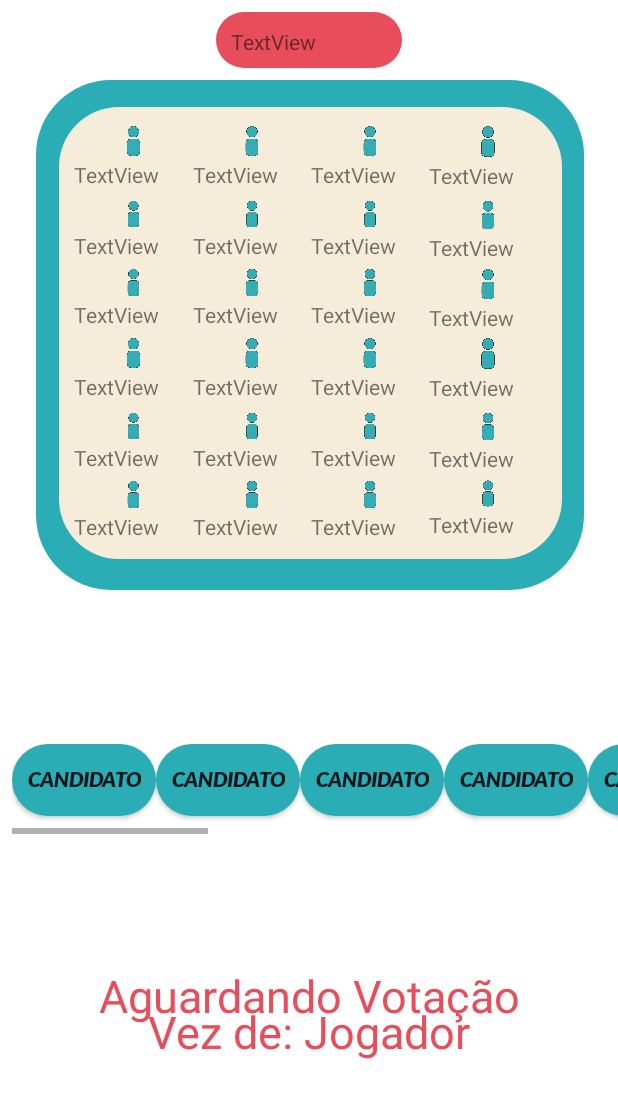
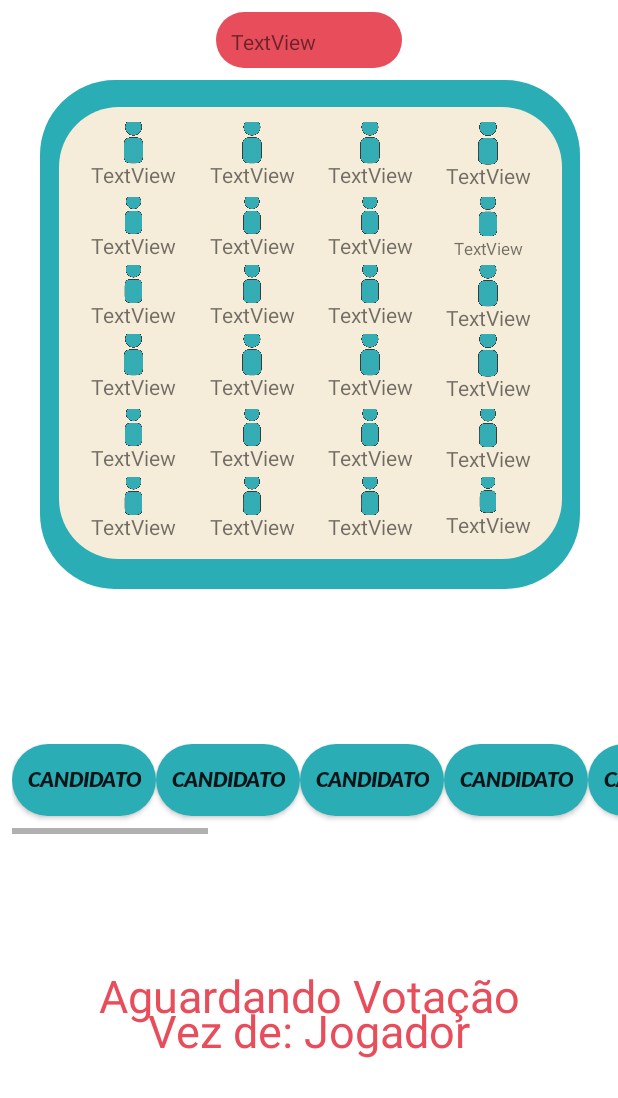
Before and after one commit to AlucardFAS/KingMe-President-Mobile, an Android app: the Principal screen opened directly, with no data from a screen before it, on a phone screen of 412 x 824 dp. Shown: the top 1098 px of the screen. Run offline under Robolectric (Android 15) with nearby library versions, the phone set to English and light mode, and no system bars.

Commit message:
Alterando Design

```diff
--- a/app/src/main/res/layout/activity_principal.xml
+++ b/app/src/main/res/layout/activity_principal.xml
@@ -9,8 +9,8 @@
 
     <android.support.constraint.ConstraintLayout
         android:id="@+id/constraintLayout3"
-        android:layout_width="365dp"
-        android:layout_height="340dp"
+        android:layout_width="360dp"
+        android:layout_height="339dp"
         android:layout_marginStart="8dp"
         android:layout_marginTop="8dp"
         android:layout_marginEnd="8dp"
@@ -51,6 +51,8 @@
                         android:layout_width="match_parent"
                         android:layout_height="match_parent"
                         android:layout_weight="1"
+                        android:scaleX="1.5"
+                        android:scaleY="1.5"
                         android:src="@mipmap/charicon"
                         android:visibility="visible" />
 
@@ -59,7 +61,8 @@
                         android:layout_width="match_parent"
                         android:layout_height="match_parent"
                         android:layout_weight="1"
-                        android:text="TextView" />
+                        android:text="TextView"
+                        android:textAlignment="center" />
                 </LinearLayout>
 
                 <LinearLayout
@@ -73,6 +76,8 @@
                         android:layout_width="match_parent"
                         android:layout_height="match_parent"
                         android:layout_weight="1"
+                        android:scaleX="1.5"
+                        android:scaleY="1.5"
                         android:src="@mipmap/charicon" />
 
                     <TextView
@@ -80,7 +85,8 @@
                         android:layout_width="match_parent"
                         android:layout_height="match_parent"
                         android:layout_weight="1"
-                        android:text="TextView" />
+                        android:text="TextView"
+                        android:textAlignment="center" />
                 </LinearLayout>
 
                 <LinearLayout
@@ -94,6 +100,8 @@
                         android:layout_width="match_parent"
                         android:layout_height="match_parent"
                         android:layout_weight="1"
+                        android:scaleX="1.5"
+                        android:scaleY="1.5"
                         android:src="@mipmap/charicon" />
 
                     <TextView
@@ -101,7 +109,8 @@
                         android:layout_width="match_parent"
                         android:layout_height="match_parent"
                         android:layout_weight="1"
-                        android:text="TextView" />
+                        android:text="TextView"
+                        android:textAlignment="center" />
                 </LinearLayout>
 
                 <LinearLayout
@@ -114,13 +123,16 @@
                         android:id="@+id/imgMinis4"
                         android:layout_width="match_parent"
                         android:layout_height="26dp"
+                        android:scaleX="1.5"
+                        android:scaleY="1.5"
                         android:src="@mipmap/charicon" />
 
                     <TextView
                         android:id="@+id/txtMinis4"
                         android:layout_width="match_parent"
                         android:layout_height="match_parent"
-                        android:text="TextView" />
+                        android:text="TextView"
+                        android:textAlignment="center" />
                 </LinearLayout>
 
             </LinearLayout>
@@ -141,6 +153,8 @@
                         android:layout_width="match_parent"
                         android:layout_height="match_parent"
                         android:layout_weight="1"
+                        android:scaleX="1.5"
+                        android:scaleY="1.5"
                         android:src="@mipmap/charicon"
                         android:visibility="visible" />
 
@@ -149,7 +163,8 @@
                         android:layout_width="match_parent"
                         android:layout_height="match_parent"
                         android:layout_weight="1"
-                        android:text="TextView" />
+                        android:text="TextView"
+                        android:textAlignment="center" />
                 </LinearLayout>
 
                 <LinearLayout
@@ -163,6 +178,8 @@
                         android:layout_width="match_parent"
                         android:layout_height="match_parent"
                         android:layout_weight="1"
+                        android:scaleX="1.5"
+                        android:scaleY="1.5"
                         android:src="@mipmap/charicon" />
 
                     <TextView
@@ -170,7 +187,8 @@
                         android:layout_width="match_parent"
                         android:layout_height="match_parent"
                         android:layout_weight="1"
-                        android:text="TextView" />
+                        android:text="TextView"
+                        android:textAlignment="center" />
                 </LinearLayout>
 
                 <LinearLayout
@@ -184,6 +202,8 @@
                         android:layout_width="match_parent"
                         android:layout_height="match_parent"
                         android:layout_weight="1"
+                        android:scaleX="1.5"
+                        android:scaleY="1.5"
                         android:src="@mipmap/charicon" />
 
                     <TextView
@@ -191,7 +211,8 @@
                         android:layout_width="match_parent"
                         android:layout_height="match_parent"
                         android:layout_weight="1"
-                        android:text="TextView" />
+                        android:text="TextView"
+                        android:textAlignment="center" />
                 </LinearLayout>
 
                 <LinearLayout
@@ -204,13 +225,18 @@
                         android:id="@+id/imgSenador4"
                         android:layout_width="match_parent"
                         android:layout_height="24dp"
+                        android:scaleX="1.5"
+                        android:scaleY="1.5"
                         android:src="@mipmap/charicon" />
 
                     <TextView
                         android:id="@+id/txtSenador4"
                         android:layout_width="match_parent"
                         android:layout_height="match_parent"
-                        android:text="TextView" />
+                        android:scaleX="0.8"
+                        android:scaleY="0.8"
+                        android:text="TextView"
+                        android:textAlignment="center" />
                 </LinearLayout>
 
             </LinearLayout>
@@ -231,6 +257,8 @@
                         android:layout_width="match_parent"
                         android:layout_height="match_parent"
                         android:layout_weight="1"
+                        android:scaleX="1.5"
+                        android:scaleY="1.5"
                         android:src="@mipmap/charicon"
                         android:visibility="visible" />
 
@@ -239,7 +267,8 @@
                         android:layout_width="match_parent"
                         android:layout_height="match_parent"
                         android:layout_weight="1"
-                        android:text="TextView" />
+                        android:text="TextView"
+                        android:textAlignment="center" />
                 </LinearLayout>
 
                 <LinearLayout
@@ -253,6 +282,8 @@
                         android:layout_width="match_parent"
                         android:layout_height="match_parent"
                         android:layout_weight="1"
+                        android:scaleX="1.5"
+                        android:scaleY="1.5"
                         android:src="@mipmap/charicon" />
 
                     <TextView
@@ -260,7 +291,8 @@
                         android:layout_width="match_parent"
                         android:layout_height="match_parent"
                         android:layout_weight="1"
-                        android:text="TextView" />
+                        android:text="TextView"
+                        android:textAlignment="center" />
                 </LinearLayout>
 
                 <LinearLayout
@@ -274,6 +306,8 @@
                         android:layout_width="match_parent"
                         android:layout_height="match_parent"
                         android:layout_weight="1"
+                        android:scaleX="1.5"
+                        android:scaleY="1.5"
                         android:src="@mipmap/charicon" />
 
                     <TextView
@@ -281,7 +315,8 @@
                         android:layout_width="match_parent"
                         android:layout_height="match_parent"
                         android:layout_weight="1"
-                        android:text="TextView" />
+                        android:text="TextView"
+                        android:textAlignment="center" />
                 </LinearLayout>
 
                 <LinearLayout
@@ -294,13 +329,16 @@
                         android:id="@+id/imgGovernador4"
                         android:layout_width="match_parent"
                         android:layout_height="25dp"
+                        android:scaleX="1.5"
+                        android:scaleY="1.5"
                         android:src="@mipmap/charicon" />
 
                     <TextView
                         android:id="@+id/txtGovernador4"
                         android:layout_width="match_parent"
                         android:layout_height="match_parent"
-                        android:text="TextView" />
+                        android:text="TextView"
+                        android:textAlignment="center" />
                 </LinearLayout>
 
 
@@ -323,6 +361,8 @@
                         android:layout_width="match_parent"
                         android:layout_height="match_parent"
                         android:layout_weight="1"
+                        android:scaleX="1.5"
+                        android:scaleY="1.5"
                         android:src="@mipmap/charicon"
                         android:visibility="visible" />
 
@@ -331,7 +371,8 @@
                         android:layout_width="match_parent"
                         android:layout_height="match_parent"
                         android:layout_weight="1"
-                        android:text="TextView" />
+                        android:text="TextView"
+                        android:textAlignment="center" />
                 </LinearLayout>
 
                 <LinearLayout
@@ -345,6 +386,8 @@
                         android:layout_width="match_parent"
                         android:layout_height="match_parent"
                         android:layout_weight="1"
+                        android:scaleX="1.5"
+                        android:scaleY="1.5"
                         android:src="@mipmap/charicon" />
 
                     <TextView
@@ -352,7 +395,8 @@
                         android:layout_width="match_parent"
                         android:layout_height="match_parent"
                         android:layout_weight="1"
-                        android:text="TextView" />
+                        android:text="TextView"
+                        android:textAlignment="center" />
                 </LinearLayout>
 
                 <LinearLayout
@@ -366,6 +410,8 @@
                         android:layout_width="match_parent"
                         android:layout_height="match_parent"
                         android:layout_weight="1"
+                        android:scaleX="1.5"
+                        android:scaleY="1.5"
                         android:src="@mipmap/charicon" />
 
                     <TextView
@@ -373,7 +419,8 @@
                         android:layout_width="match_parent"
                         android:layout_height="match_parent"
                         android:layout_weight="1"
-                        android:text="TextView" />
+                        android:text="TextView"
+                        android:textAlignment="center" />
                 </LinearLayout>
 
                 <LinearLayout
@@ -386,13 +433,16 @@
                         android:id="@+id/imgPrefeito4"
                         android:layout_width="match_parent"
                         android:layout_height="26dp"
+                        android:scaleX="1.5"
+                        android:scaleY="1.5"
                         android:src="@mipmap/charicon" />
 
                     <TextView
                         android:id="@+id/txtPrefeito4"
                         android:layout_width="match_parent"
                         android:layout_height="match_parent"
-                        android:text="TextView" />
+                        android:text="TextView"
+                        android:textAlignment="center" />
                 </LinearLayout>
 
             </LinearLayout>
@@ -413,6 +463,8 @@
                         android:layout_width="match_parent"
                         android:layout_height="match_parent"
                         android:layout_weight="1"
+                        android:scaleX="1.5"
+                        android:scaleY="1.5"
                         android:src="@mipmap/charicon"
                         android:visibility="visible" />
 
@@ -421,7 +473,8 @@
                         android:layout_width="match_parent"
                         android:layout_height="match_parent"
                         android:layout_weight="1"
-                        android:text="TextView" />
+                        android:text="TextView"
+                        android:textAlignment="center" />
                 </LinearLayout>
 
                 <LinearLayout
@@ -435,6 +488,8 @@
                         android:layout_width="match_parent"
                         android:layout_height="match_parent"
                         android:layout_weight="1"
+                        android:scaleX="1.5"
+                        android:scaleY="1.5"
                         android:src="@mipmap/charicon" />
 
                     <TextView
@@ -442,7 +497,8 @@
                         android:layout_width="match_parent"
                         android:layout_height="match_parent"
                         android:layout_weight="1"
-                        android:text="TextView" />
+                        android:text="TextView"
+                        android:textAlignment="center" />
                 </LinearLayout>
 
                 <LinearLayout
@@ -456,6 +512,8 @@
                         android:layout_width="match_parent"
                         android:layout_height="match_parent"
                         android:layout_weight="1"
+                        android:scaleX="1.5"
+                        android:scaleY="1.5"
                         android:src="@mipmap/charicon" />
 
                     <TextView
@@ -463,7 +521,8 @@
                         android:layout_width="match_parent"
                         android:layout_height="match_parent"
                         android:layout_weight="1"
-                        android:text="TextView" />
+                        android:text="TextView"
+                        android:textAlignment="center" />
                 </LinearLayout>
 
                 <LinearLayout
@@ -476,13 +535,16 @@
                         android:id="@+id/imgVereador4"
                         android:layout_width="match_parent"
                         android:layout_height="23dp"
+                        android:scaleX="1.5"
+                        android:scaleY="1.5"
                         android:src="@mipmap/charicon" />
 
                     <TextView
                         android:id="@+id/txtVereador4"
                         android:layout_width="match_parent"
                         android:layout_height="match_parent"
-                        android:text="TextView" />
+                        android:text="TextView"
+                        android:textAlignment="center" />
                 </LinearLayout>
 
             </LinearLayout>
@@ -503,6 +565,8 @@
                         android:layout_width="match_parent"
                         android:layout_height="match_parent"
                         android:layout_weight="1"
+                        android:scaleX="1.5"
+                        android:scaleY="1.5"
                         android:src="@mipmap/charicon"
                         android:visibility="visible" />
 
@@ -511,7 +575,8 @@
                         android:layout_width="match_parent"
                         android:layout_height="match_parent"
                         android:layout_weight="1"
-                        android:text="TextView" />
+                        android:text="TextView"
+                        android:textAlignment="center" />
                 </LinearLayout>
 
                 <LinearLayout
@@ -525,6 +590,8 @@
                         android:layout_width="match_parent"
                         android:layout_height="match_parent"
                         android:layout_weight="1"
+                        android:scaleX="1.5"
+                        android:scaleY="1.5"
                         android:src="@mipmap/charicon" />
 
                     <TextView
@@ -532,7 +599,8 @@
                         android:layout_width="match_parent"
                         android:layout_height="match_parent"
                         android:layout_weight="1"
-                        android:text="TextView" />
+                        android:text="TextView"
+                        android:textAlignment="center" />
                 </LinearLayout>
 
                 <LinearLayout
@@ -546,6 +614,8 @@
                         android:layout_width="match_parent"
                         android:layout_height="match_parent"
                         android:layout_weight="1"
+                        android:scaleX="1.5"
+                        android:scaleY="1.5"
                         android:src="@mipmap/charicon" />
 
                     <TextView
@@ -553,7 +623,8 @@
                         android:layout_width="match_parent"
                         android:layout_height="match_parent"
                         android:layout_weight="1"
-                        android:text="TextView" />
+                        android:text="TextView"
+                        android:textAlignment="center" />
                 </LinearLayout>
 
                 <LinearLayout
@@ -566,13 +637,16 @@
                         android:id="@+id/imgPovo4"
                         android:layout_width="match_parent"
                         android:layout_height="22dp"
+                        android:scaleX="1.5"
+                        android:scaleY="1.5"
                         android:src="@mipmap/charicon" />
 
                     <TextView
                         android:id="@+id/txtPovo4"
                         android:layout_width="match_parent"
                         android:layout_height="match_parent"
-                        android:text="TextView" />
+                        android:text="TextView"
+                        android:textAlignment="center" />
                 </LinearLayout>
 
 
```
